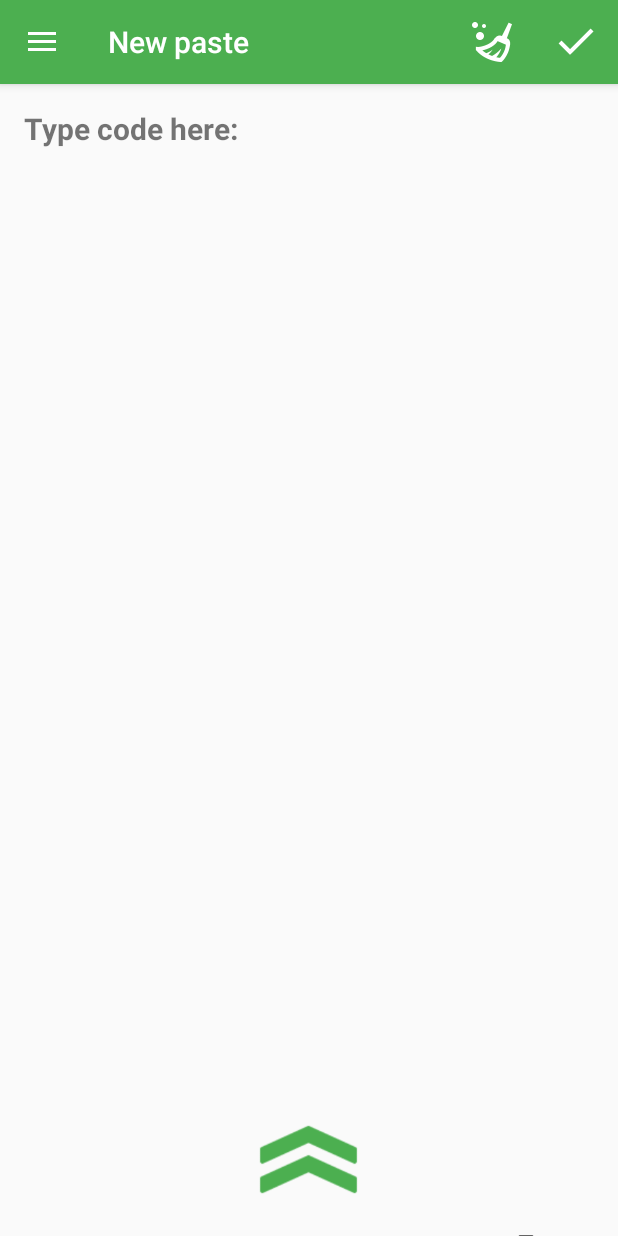
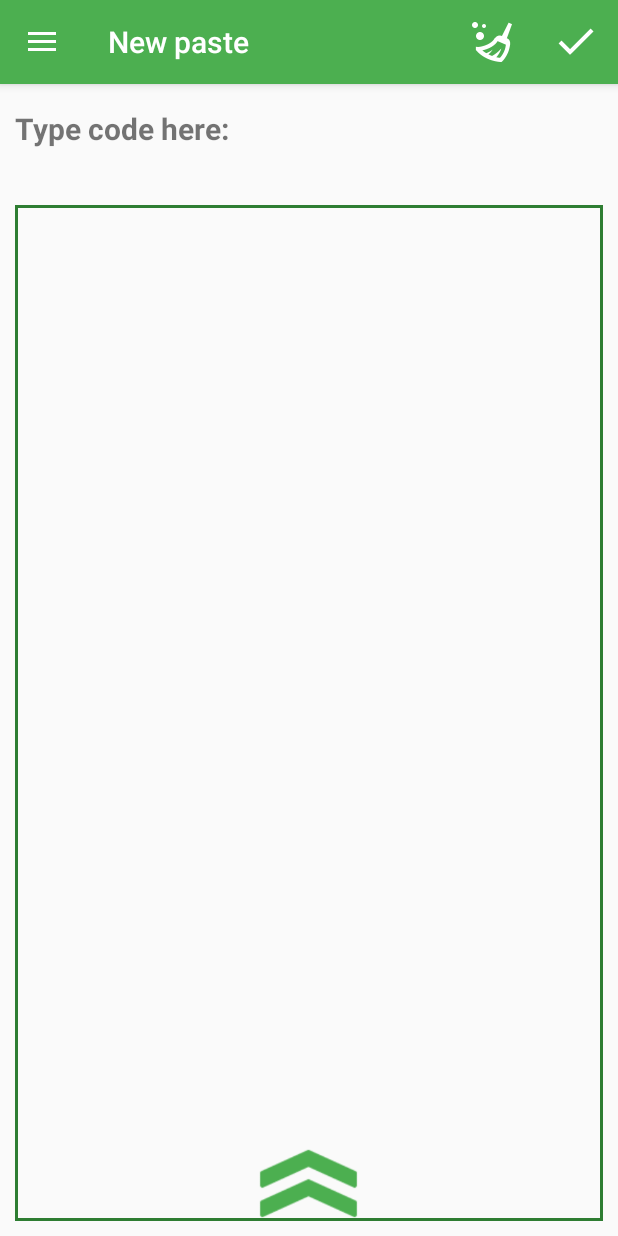
Before and after one commit to OstapOpalinskiy/PastebinClient, an Android app: the screen it shows after launch (NavigationDrawerActivity), on a phone screen of 412 x 824 dp. Run offline under Robolectric (Android 15) with nearby library versions, the phone set to English and light mode, and no system bars; our stand-ins replace Picasso; pictures from the network do not load.

Commit message:
bottom style added

```diff
--- a/app/src/main/java/com/opalinskiy/ostap/pastebin/screens/mainScreen/presenter/MainScreenPresenter.java
+++ b/app/src/main/java/com/opalinskiy/ostap/pastebin/screens/mainScreen/presenter/MainScreenPresenter.java
@@ -23,7 +23,7 @@ public class MainScreenPresenter implements IMainScreen.IPresenter {
     private IDataInteractor model;
     private String login;
     private String password;
-    // TODO: try to store fields below somewhere in the model
+    // TODO: try to store fields below somewhere in the model or SharPref
     private User user;
     private String userKey;
     private boolean isRegistered;
--- a/app/src/main/java/com/opalinskiy/ostap/pastebin/screens/newPasteScreen/view/NewPasteFragment.java
+++ b/app/src/main/java/com/opalinskiy/ostap/pastebin/screens/newPasteScreen/view/NewPasteFragment.java
@@ -88,7 +88,6 @@ public class NewPasteFragment extends Fragment implements INewPaste.IView {
             @Override
             public void onClick(View v) {
                 String url = tvLink.getText().toString();
-                Log.d("TAG", "Intent Url: " + url);
                 Intent intent = new Intent(Intent.ACTION_VIEW, Uri.parse(url));
                 presenter.openLink(getActivity(), intent);
 
@@ -104,17 +103,17 @@ public class NewPasteFragment extends Fragment implements INewPaste.IView {
 
     private void setSpinnerAdapters() {
         ArrayAdapter<?> adapterSyntax =
-                ArrayAdapter.createFromResource(getActivity(), R.array.syntax, android.R.layout.simple_spinner_item);
+                ArrayAdapter.createFromResource(getActivity(), R.array.syntax, R.layout.spinner_item);
         adapterSyntax.setDropDownViewResource(android.R.layout.simple_spinner_dropdown_item);
         spinnerSyntax.setAdapter(adapterSyntax);
 
         ArrayAdapter<?> adapterExpiration =
-                ArrayAdapter.createFromResource(getActivity(), R.array.expiration, android.R.layout.simple_spinner_item);
+                ArrayAdapter.createFromResource(getActivity(), R.array.expiration,  R.layout.spinner_item);
         adapterExpiration.setDropDownViewResource(android.R.layout.simple_spinner_dropdown_item);
         spinnerExpiration.setAdapter(adapterExpiration);
 
         ArrayAdapter<?> adapterExposure =
-                ArrayAdapter.createFromResource(getActivity(), R.array.exposure, android.R.layout.simple_spinner_item);
+                ArrayAdapter.createFromResource(getActivity(), R.array.exposure,  R.layout.spinner_item);
         adapterExposure.setDropDownViewResource(android.R.layout.simple_spinner_dropdown_item);
         spinnerExposure.setAdapter(adapterExposure);
     }
@@ -163,6 +162,7 @@ public class NewPasteFragment extends Fragment implements INewPaste.IView {
     public void clearLink() {
         tvHeadLine.setText("Type code here:");
         etCode.setVisibility(View.VISIBLE);
+        etCode.setText("");
         tvLink.setVisibility(View.INVISIBLE);
     }
 
--- a/app/src/main/java/com/opalinskiy/ostap/pastebin/screens/pasteCodeScreen/IPasteCodeScreen.java
+++ b/app/src/main/java/com/opalinskiy/ostap/pastebin/screens/pasteCodeScreen/IPasteCodeScreen.java
@@ -6,7 +6,7 @@ public interface IPasteCodeScreen {
     interface IPresenter {
         void getCode(String url);
 
-        void deletePaste(String url, String userKey);
+        void deletePaste(String url);
 
         void onDestroy();
     }
--- /dev/null
+++ b/app/src/main/res/drawable/code_frame.xml
@@ -0,0 +1,6 @@
+<shape xmlns:android="http://schemas.android.com/apk/res/android"
+    android:shape="rectangle">
+    <stroke
+        android:width="2dp"
+        android:color="@color/colorPrimaryDark" />
+</shape>
--- a/app/src/main/res/layout/activity_main_screen.xml
+++ b/app/src/main/res/layout/activity_main_screen.xml
@@ -20,6 +20,7 @@
             android:layout_height="match_parent"
             android:layout_gravity="start"
             android:fitsSystemWindows="true"
+            app:theme="@style/DrawerStyle"
             app:headerLayout="@layout/nav_header_main_screen"
             app:menu="@menu/activity_main_screen_drawer" />
     </android.support.v4.widget.DrawerLayout>
--- a/app/src/main/res/layout/bottom_sheet.xml
+++ b/app/src/main/res/layout/bottom_sheet.xml
@@ -4,9 +4,7 @@
     xmlns:tools="http://schemas.android.com/tools"
     android:id="@+id/bottom_sheet_view"
     android:layout_width="match_parent"
-    android:layout_height="300dp"
-    android:paddingLeft="@dimen/activity_horizontal_margin"
-    android:paddingRight="@dimen/activity_horizontal_margin"
+    android:layout_height="wrap_content"
     app:behavior_peekHeight="70dp"
     app:layout_behavior="@string/bottom_sheet_behavior"
     tools:context=".screens.mainScreen.view.NavigationDrawerActivity"
@@ -21,26 +19,27 @@
         android:background="@drawable/arrow_up"
         android:text="Hello bottom sheet" />
 
+
     <LinearLayout
         android:id="@+id/ll_syntax_BS"
         android:layout_width="match_parent"
         android:layout_height="wrap_content"
         android:layout_below="@+id/iv_BS"
-        android:weightSum="3"
+        android:weightSum="2"
         style="@style/bottomSheetLayoutStyle">
 
         <TextView
             android:layout_width="0dp"
             android:layout_height="wrap_content"
             android:layout_weight="1"
-            android:text="Syntax highlighting:"
+            android:text="Syntax highlight:"
             style="@style/textViewBSheetStyle" />
 
         <Spinner
             android:id="@+id/spinner_syntax_BS"
             android:layout_width="0dp"
             android:layout_height="wrap_content"
-            android:layout_weight="2" />
+            android:layout_weight="1" />
     </LinearLayout>
 
     <LinearLayout
@@ -48,7 +47,7 @@
         android:layout_width="match_parent"
         android:layout_height="wrap_content"
         android:layout_below="@+id/ll_syntax_BS"
-        android:weightSum="3"
+        android:weightSum="2"
         style="@style/bottomSheetLayoutStyle">
 
         <TextView
@@ -62,7 +61,7 @@
             android:id="@+id/spinner_expiration_BS"
             android:layout_width="0dp"
             android:layout_height="wrap_content"
-            android:layout_weight="2" />
+            android:layout_weight="1" />
     </LinearLayout>
 
     <LinearLayout
@@ -70,7 +69,7 @@
         android:layout_width="match_parent"
         android:layout_height="wrap_content"
         android:layout_below="@+id/ll_expiration_BS"
-        android:weightSum="3"
+        android:weightSum="2"
         style="@style/bottomSheetLayoutStyle">
 
         <TextView
@@ -84,7 +83,7 @@
             android:id="@+id/spinner_exposure_BS"
             android:layout_width="0dp"
             android:layout_height="wrap_content"
-            android:layout_weight="2" />
+            android:layout_weight="1" />
     </LinearLayout>
 
     <LinearLayout
@@ -106,6 +105,8 @@
             android:id="@+id/et_paste_name_BS"
             android:layout_width="match_parent"
             android:layout_height="wrap_content"
+            style="@style/BottomSheetSpinnerTextStyle"
+            android:layout_weight="2"
             android:layout_below="@+id/ll_exposure_BS" />
     </LinearLayout>
 
--- a/app/src/main/res/layout/content_main_screen.xml
+++ b/app/src/main/res/layout/content_main_screen.xml
@@ -4,9 +4,6 @@
     xmlns:tools="http://schemas.android.com/tools"
     android:layout_width="match_parent"
     android:layout_height="match_parent"
-    android:paddingBottom="@dimen/activity_vertical_margin"
-    android:paddingLeft="@dimen/activity_horizontal_margin"
-    android:paddingRight="@dimen/activity_horizontal_margin"
     android:paddingTop="@dimen/activity_vertical_margin"
     app:layout_behavior="@string/appbar_scrolling_view_behavior"
     tools:context=".screens.mainScreen.view.NavigationDrawerActivity"
--- a/app/src/main/res/layout/new_paste_fragment.xml
+++ b/app/src/main/res/layout/new_paste_fragment.xml
@@ -16,6 +16,7 @@
             android:layout_height="wrap_content"
             android:text="Type code here:"
             android:textSize="20dp"
+            android:paddingLeft="10dp"
             android:textStyle="bold" />
 
         <TextView
@@ -24,17 +25,20 @@
             android:layout_height="wrap_content"
             android:layout_below="@+id/tv_headline_MSF"
             android:textSize="20dp"
+            android:paddingLeft="10dp"
             android:textColor="@android:color/holo_blue_light"
             android:clickable="true"
             android:textStyle="bold" />
 
 
         <EditText
+            android:padding="10dp"
             android:id="@+id/et_code_MSF"
             android:layout_width="match_parent"
             android:layout_height="match_parent"
             android:layout_below="@+id/tv_link_MSF"
-            android:background="@android:color/transparent"
+            android:background="@drawable/code_frame"
+            android:layout_margin="10dp"
             android:gravity="top" />
    </RelativeLayout>
 
--- a/app/src/main/res/values/styles.xml
+++ b/app/src/main/res/values/styles.xml
@@ -42,11 +42,14 @@
 
     <style name="bottomSheetLayoutStyle">
         <item name="android:padding">5dp</item>
+        <item name="android:background">@color/colorPrimary</item>
+
     </style>
 
     <style name="textViewBSheetStyle">
-        <item name="android:textSize">15dp</item>
+        <item name="android:textSize">20sp</item>
         <item name="android:textStyle">bold</item>
+        <item name="android:textColor">@android:color/white</item>
     </style>
 
     <style name="TvLoginStyle">
@@ -61,5 +64,16 @@
         <item name="android:layout_marginLeft">15dp</item>
     </style>
 
+    <style name="BottomSheetSpinnerTextStyle">
+        <item name="android:textSize">20sp</item>
+        <item name="android:gravity">left</item>
+        <item name="android:textColor">@android:color/white</item>
+        <item name="android:padding">5dp</item>
+    </style>
+
+    <style name="DrawerStyle">
+        android:textSize="20sp"
+    </style>
+
 
 </resources>
```
Also changed, not shown: app/src/main/java/com/opalinskiy/ostap/pastebin/screens/pasteCodeScreen/presenter/PasteCodePresenter.java (+10 -3 lines), app/src/main/java/com/opalinskiy/ostap/pastebin/screens/pasteCodeScreen/view/PasteCodeFragment.java (+7 -7 lines), app/src/main/res/layout/spinner_item.xml (added, +7 -0 lines).
